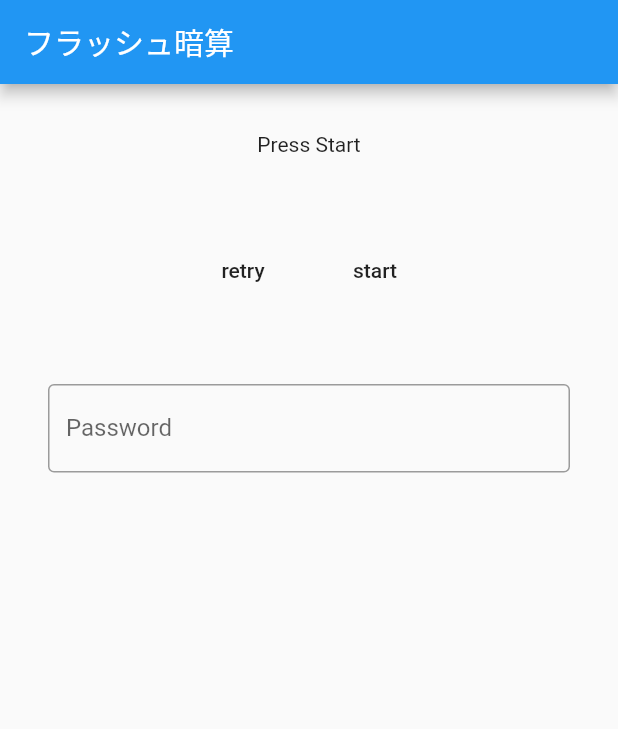
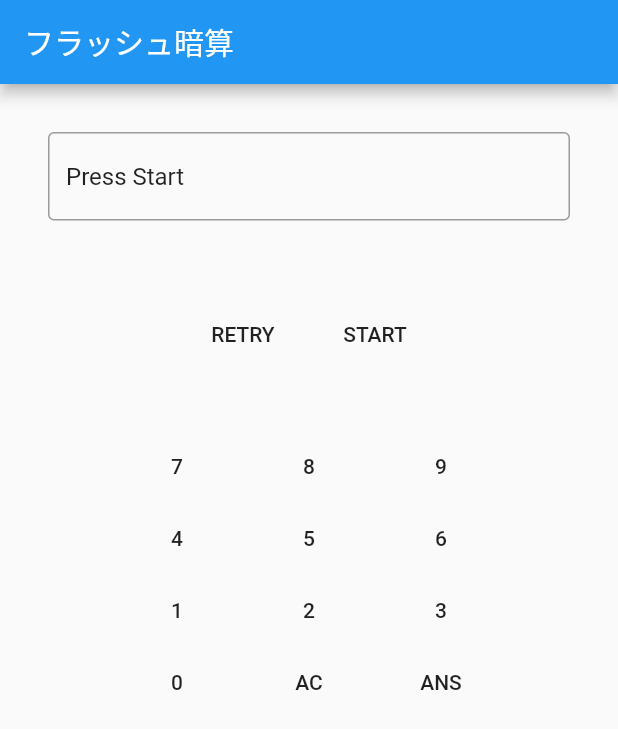
Before and after one commit to 156fllow/flash_mental_arithmetic, a Flutter app: the screen it shows after launch, on a phone screen of 412 x 824 dp. Shown: the top 729 px of the screen. Run offline on Flutter 3.47's test engine with Material 2 defaults, Android fonts, the phone set to English and light mode, and no system bars.

```diff
--- a/lib/main.dart
+++ b/lib/main.dart
@@ -1,6 +1,7 @@
 import 'package:flutter/material.dart';
 import 'dart:math' as math;
 import 'dart:developer';
+import 'dart:async';
 
 void main() {
   runApp(MyApp());
@@ -52,65 +53,109 @@ class MyHomePage extends StatefulWidget {
 }
 
 class _MyHomePageState extends State<MyHomePage> {
+
   static String display = 'Press Start';
 
-  static TextEditingController _testwidget_controller;
+  static TextEditingController _textSection_controller;
+
+  static double showTime = 0.1;
+  static int showCount = 10;
+  static int digits = 3;
+
+  static List<int> preDisplay = [];
+
+  void initState() {
+    super.initState();
+    _textSection_controller = new TextEditingController(text: display);
+  }
 
   @override
   Widget build(BuildContext context) {
-    // This method is rerun every time setState is called, for instance as done
-    // by the _incrementCounter method above.
-    //
-    // The Flutter framework has been optimized to make rerunning build methods
-    // fast, so that you can just rebuild anything that needs updating rather
-    // than having to individually change instances of widgets.
-    return Scaffold(
-      appBar: AppBar(
-        // Here we take the value from the MyHomePage object that was created by
-        // the App.build method, and use it to set our appbar title.
-        title: Text(widget.title),
-      ),
-      body: Column(
-        children: [
-          textSection,
-          ratings,
-          testwidget,
-        ],
-      ),
-    );
+
+    Future<void> Exam_Start(double showTime,int showCount,int digits) async {
+
+      preDisplay = [];
+      int showTime_int = (showTime * 1000).toInt();
+      var random = new math.Random();
+      for(int i=0;i<showCount;i++){
+        var num = random.nextInt(math.pow(10,digits) - math.pow(10,digits-1) + 1);
+        num = num + math.pow(10,digits-1) - 1;
+        // log(showTime_int.toString());
+        preDisplay.add(num);
       }
 
-  Widget testwidget = Container(
+      for(int i=0;i<showCount;i++){
+        _textSection_controller.text = preDisplay[i].toString();
+        await Future.delayed(Duration(milliseconds: showTime_int));
+      }
+      _textSection_controller.text = '';
+      log(preDisplay.toString());
+
+    }
+
+    Future<void> Exam_Retry(double showTime,int showCount,int digits) async {
+
+      int showTime_int = (showTime * 1000).toInt();
+
+      for(int i=0;i<preDisplay.length;i++){
+        _textSection_controller.text = preDisplay[i].toString();
+        await Future.delayed(Duration(milliseconds: showTime_int));
+      }
+      _textSection_controller.text = '';
+      log(preDisplay.toString());
+
+    }
+
+
+    Widget textSection = Container(
         padding: const EdgeInsets.all(32),
         child: TextField(
-      obscureText: true,
-      controller: _testwidget_controller,
+          obscureText: false,
+          controller: _textSection_controller,
           readOnly: true,
           decoration: InputDecoration(
             border: OutlineInputBorder(),
-        labelText: 'Password',
+            labelText: '',
           ),
 
         )
     );
 
-  void initState() {
-    super.initState();
-    _testwidget_controller = new TextEditingController(text:display);
-  }
 
-  Widget textSection = Container(
-    padding: const EdgeInsets.all(32),
+
+    final controlSection = Container(
+      padding: EdgeInsets.all(20),
+      child: Row(
+        mainAxisAlignment: MainAxisAlignment.spaceEvenly,
+        children: [
+          Row(
+            mainAxisSize: MainAxisSize.min,
+            children: [
+              FlatButton(
+                onPressed: () {
+                  Exam_Retry(showTime, showCount, digits);
+                },
                 child: Text(
-      '$display',
-      softWrap: true,
+                  "RETRY",
+                ),
+              ),
+              FlatButton(
+                onPressed: () {
+                  Exam_Start(showTime, showCount, digits);
+                },
+                child: Text(
+                  "START",
+                ),
+              ),
+            ],
+          )
+        ],
       ),
     );
 
-
-  final ratings = Container(
+    final inputSection = Container(
       padding: EdgeInsets.all(20),
-    child: Row(
+      child: Column(
         mainAxisAlignment: MainAxisAlignment.spaceEvenly,
         children: [
           Row(
@@ -121,23 +166,134 @@ class _MyHomePageState extends State<MyHomePage> {
                   /*...*/
                 },
                 child: Text(
-                "retry",
+                  "7",
                 ),
               ),
               FlatButton(
                 onPressed: () {
-                /*...*/
-                var random = new math.Random();
-                display = random.nextInt(10).toString();
-                log(display);
+
                 },
                 child: Text(
-                "start",
+                  "8",
+                ),
+              ),
+              FlatButton(
+                onPressed: () {
+
+                },
+                child: Text(
+                  "9",
+                ),
+              ),
+            ],
+          ),
+          Row(
+            mainAxisSize: MainAxisSize.min,
+            children: [
+              FlatButton(
+                onPressed: () {
+                  /*...*/
+                },
+                child: Text(
+                  "4",
+                ),
+              ),
+              FlatButton(
+                onPressed: () {
+
+                },
+                child: Text(
+                  "5",
+                ),
+              ),
+              FlatButton(
+                onPressed: () {
+
+                },
+                child: Text(
+                  "6",
+                ),
+              ),
+            ],
+          ),
+          Row(
+            mainAxisSize: MainAxisSize.min,
+            children: [
+              FlatButton(
+                onPressed: () {
+                  /*...*/
+                },
+                child: Text(
+                  "1",
+                ),
+              ),
+              FlatButton(
+                onPressed: () {
+
+                },
+                child: Text(
+                  "2",
+                ),
+              ),
+              FlatButton(
+                onPressed: () {
+
+                },
+                child: Text(
+                  "3",
+                ),
+              ),
+            ],
+          ),
+          Row(
+            mainAxisSize: MainAxisSize.min,
+            children: [
+              FlatButton(
+                onPressed: () {
+                  /*...*/
+                },
+                child: Text(
+                  "0",
+                ),
+              ),
+              FlatButton(
+                onPressed: () {
+
+                },
+                child: Text(
+                  "AC",
+                ),
+              ),
+              FlatButton(
+                onPressed: () {
+
+                },
+                child: Text(
+                  "ANS",
                 ),
               ),
             ],
           )
+
+        ],
+      ),
+    );
+
+
+    return Scaffold(
+      appBar: AppBar(
+        // Here we take the value from the MyHomePage object that was created by
+        // the App.build method, and use it to set our appbar title.
+        title: Text(widget.title),
+      ),
+      body: Column(
+        children: [
+          textSection,
+          controlSection,
+          inputSection,
         ],
       ),
     );
   }
+
+}
```
Lines whose indentation alone changed are shown as unchanged.
